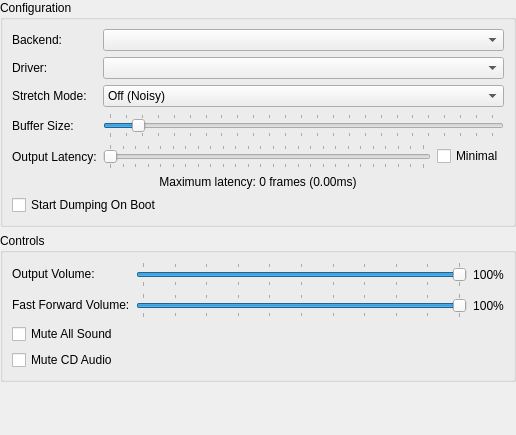
This is src/duckstation-qt/audiosettingswidget.ui in kofxi3584karlayang/duckstation as Qt 5 draws it before an edit. The edited form follows.
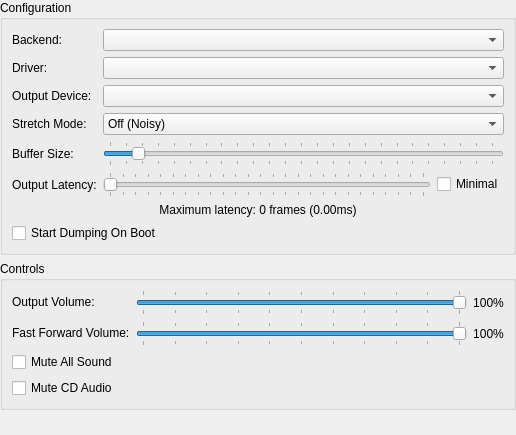
This is the edited form.

Commit message: Qt: Add output audio device selection

```diff
--- a/src/duckstation-qt/audiosettingswidget.ui
+++ b/src/duckstation-qt/audiosettingswidget.ui
@@ -32,17 +32,77 @@
       <string>Configuration</string>
      </property>
      <layout class="QGridLayout" name="gridLayout">
+      <item row="4" column="1">
+       <widget class="QSlider" name="bufferMS">
+        <property name="minimum">
+         <number>15</number>
+        </property>
+        <property name="maximum">
+         <number>500</number>
+        </property>
+        <property name="singleStep">
+         <number>1</number>
+        </property>
+        <property name="pageStep">
+         <number>5</number>
+        </property>
+        <property name="value">
+         <number>50</number>
+        </property>
+        <property name="orientation">
+         <enum>Qt::Horizontal</enum>
+        </property>
+        <property name="tickPosition">
+         <enum>QSlider::TicksBothSides</enum>
+        </property>
+        <property name="tickInterval">
+         <number>20</number>
+        </property>
+       </widget>
+      </item>
+      <item row="1" column="1">
+       <widget class="QComboBox" name="driver"/>
+      </item>
       <item row="3" column="0">
+       <widget class="QLabel" name="label_7">
+        <property name="text">
+         <string>Stretch Mode:</string>
+        </property>
+       </widget>
+      </item>
+      <item row="4" column="0">
        <widget class="QLabel" name="label_2">
         <property name="text">
          <string>Buffer Size:</string>
         </property>
        </widget>
       </item>
+      <item row="3" column="1">
+       <widget class="QComboBox" name="stretchMode">
+        <item>
+         <property name="text">
+          <string>Off (Noisy)</string>
+         </property>
+        </item>
+        <item>
+         <property name="text">
+          <string>Resampling (Pitch Shift)</string>
+         </property>
+        </item>
+        <item>
+         <property name="text">
+          <string>Time Stretch (Tempo Change, Best Sound)</string>
+         </property>
+        </item>
+       </widget>
+      </item>
       <item row="6" column="0" colspan="2">
-       <widget class="QCheckBox" name="startDumpingOnBoot">
+       <widget class="QLabel" name="bufferingLabel">
         <property name="text">
-         <string>Start Dumping On Boot</string>
+         <string>Maximum latency: 0 frames (0.00ms)</string>
+        </property>
+        <property name="alignment">
+         <set>Qt::AlignCenter</set>
         </property>
        </widget>
       </item>
@@ -53,7 +113,31 @@
         </property>
        </widget>
       </item>
-      <item row="4" column="1">
+      <item row="0" column="1">
+       <widget class="QComboBox" name="audioBackend"/>
+      </item>
+      <item row="5" column="0">
+       <widget class="QLabel" name="label_5">
+        <property name="text">
+         <string>Output Latency:</string>
+        </property>
+       </widget>
+      </item>
+      <item row="1" column="0">
+       <widget class="QLabel" name="label_6">
+        <property name="text">
+         <string>Driver:</string>
+        </property>
+       </widget>
+      </item>
+      <item row="7" column="0" colspan="2">
+       <widget class="QCheckBox" name="startDumpingOnBoot">
+        <property name="text">
+         <string>Start Dumping On Boot</string>
+        </property>
+       </widget>
+      </item>
+      <item row="5" column="1">
        <layout class="QHBoxLayout" name="horizontalLayout_3">
         <item>
          <widget class="QSlider" name="outputLatencyMS">
@@ -80,89 +164,15 @@
         </item>
        </layout>
       </item>
-      <item row="1" column="1">
-       <widget class="QComboBox" name="driver"/>
-      </item>
-      <item row="2" column="1">
-       <widget class="QComboBox" name="stretchMode">
-        <item>
-         <property name="text">
-          <string>Off (Noisy)</string>
-         </property>
-        </item>
-        <item>
-         <property name="text">
-          <string>Resampling (Pitch Shift)</string>
-         </property>
-        </item>
-        <item>
-         <property name="text">
-          <string>Time Stretch (Tempo Change, Best Sound)</string>
-         </property>
-        </item>
-       </widget>
-      </item>
-      <item row="4" column="0">
-       <widget class="QLabel" name="label_5">
-        <property name="text">
-         <string>Output Latency:</string>
-        </property>
-       </widget>
-      </item>
-      <item row="0" column="1">
-       <widget class="QComboBox" name="audioBackend"/>
-      </item>
-      <item row="1" column="0">
-       <widget class="QLabel" name="label_6">
-        <property name="text">
-         <string>Driver:</string>
-        </property>
-       </widget>
-      </item>
       <item row="2" column="0">
-       <widget class="QLabel" name="label_7">
+       <widget class="QLabel" name="label_8">
         <property name="text">
-         <string>Stretch Mode:</string>
+         <string>Output Device:</string>
         </property>
        </widget>
       </item>
-      <item row="5" column="0" colspan="2">
-       <widget class="QLabel" name="bufferingLabel">
-        <property name="text">
-         <string>Maximum latency: 0 frames (0.00ms)</string>
-        </property>
-        <property name="alignment">
-         <set>Qt::AlignCenter</set>
-        </property>
-       </widget>
-      </item>
-      <item row="3" column="1">
-       <widget class="QSlider" name="bufferMS">
-        <property name="minimum">
-         <number>15</number>
-        </property>
-        <property name="maximum">
-         <number>500</number>
-        </property>
-        <property name="singleStep">
-         <number>1</number>
-        </property>
-        <property name="pageStep">
-         <number>5</number>
-        </property>
-        <property name="value">
-         <number>50</number>
-        </property>
-        <property name="orientation">
-         <enum>Qt::Horizontal</enum>
-        </property>
-        <property name="tickPosition">
-         <enum>QSlider::TicksBothSides</enum>
-        </property>
-        <property name="tickInterval">
-         <number>20</number>
-        </property>
-       </widget>
+      <item row="2" column="1">
+       <widget class="QComboBox" name="outputDevice"/>
       </item>
      </layout>
     </widget>
```
The commit also changes 6 other files.
